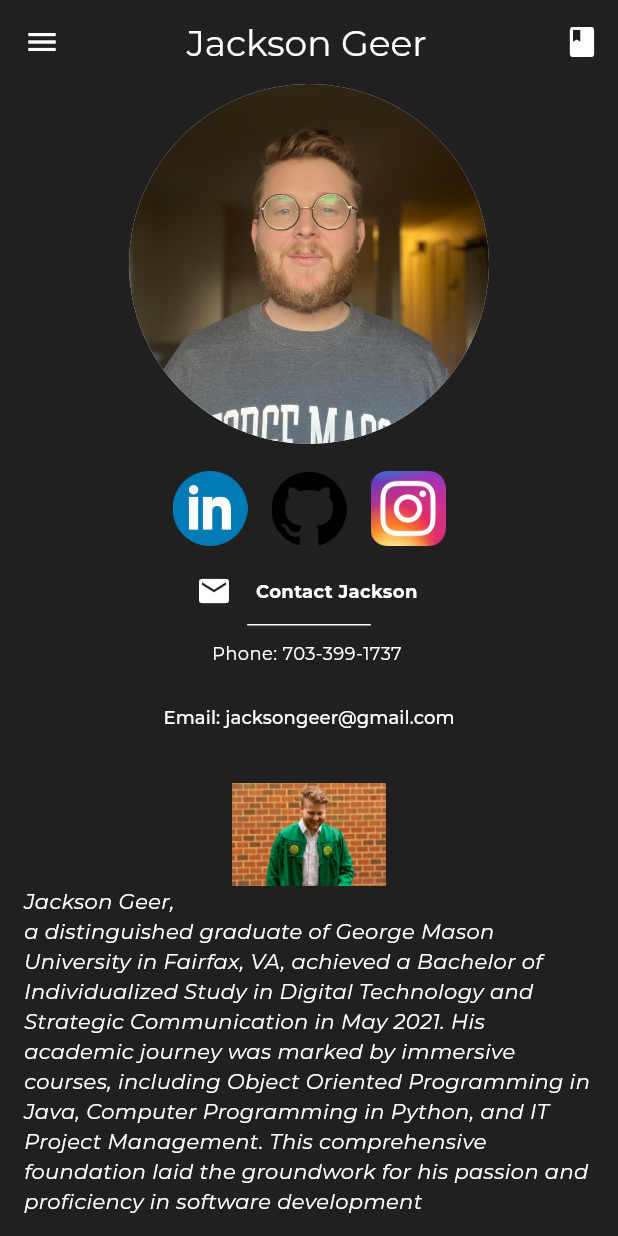
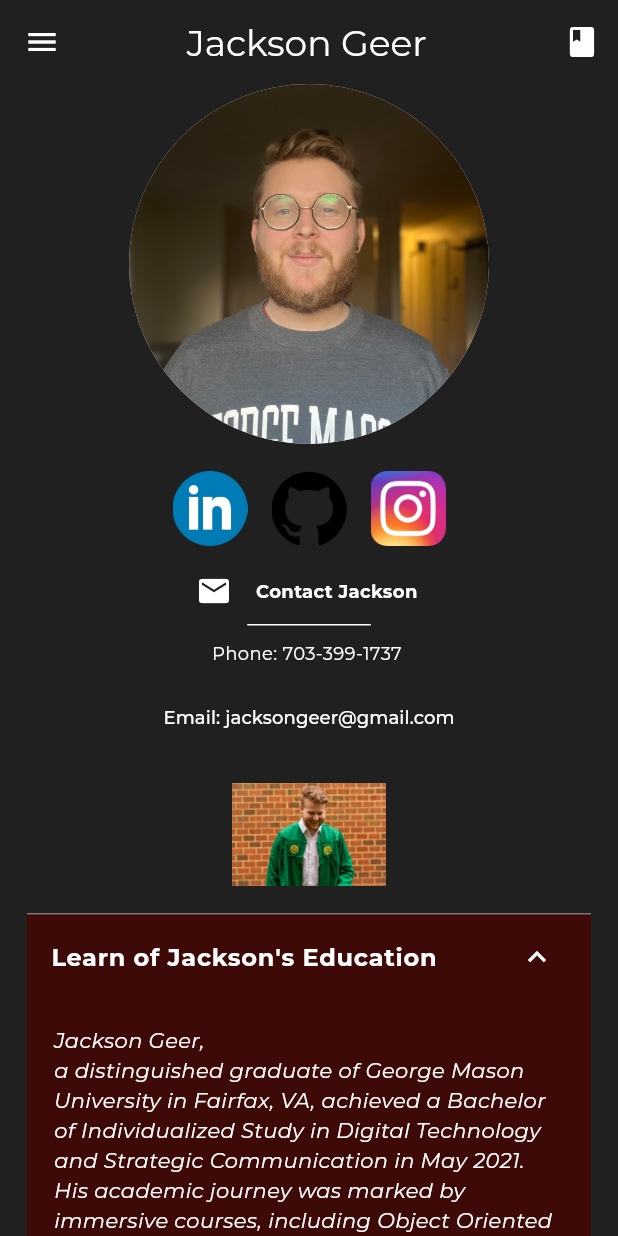
Before and after one commit to skeptickal/jackson-website, a Flutter app: the screen it shows after launch, on a phone screen of 412 x 824 dp. Run offline on Flutter 3.47's test engine with Material 3 defaults, Android fonts, the phone set to English and light mode, and no system bars; our stand-ins replace flutter_bloc, go_router, google_fonts; missing offline and left inert: dart:html.

Commit message:
made changes to hopefully make mobile friendly

```diff
--- a/lib/constants/constants.dart
+++ b/lib/constants/constants.dart
@@ -46,7 +46,7 @@ Previously, Jackson served as a Leadership Development Specialist at ICOC in Vie
 
 SelectableText workTitle = SelectableText(
   'Learn of Jackson\'s work history',
-  style: googleFontStyle.copyWith(fontStyle: FontStyle.italic),
+  style: googleFontStyle.copyWith(fontWeight: FontWeight.bold),
 );
 
 //Multiple Use Generic Functions
--- a/lib/pages/home_page_widgets/grad_and_work.dart
+++ b/lib/pages/home_page_widgets/grad_and_work.dart
@@ -8,13 +8,6 @@ class GradAndWork extends StatelessWidget {
 
   @override
   Widget build(BuildContext context) {
-    final screenWidth = MediaQuery.of(context).size.width;
-
-    final double horizontalPadding = screenWidth < 600
-        ? 16.0 // Mobile
-        : screenWidth < 1200
-            ? 320.0 // Tablet
-            : 800.0;
     List<Widget> gradInfo = [
       SizedBox(
         width: MediaQuery.of(context).size.width * .25,
@@ -39,8 +32,22 @@ class GradAndWork extends StatelessWidget {
         ),
       ),
       Padding(
-        padding: EdgeInsets.symmetric(horizontal: horizontalPadding),
-        child: educationSummary,
+        padding: const EdgeInsets.all(18.0),
+        child: ExpansionTile(
+          childrenPadding: const EdgeInsets.all(18.0),
+          initiallyExpanded: true,
+          collapsedBackgroundColor: burgundy,
+          backgroundColor: burgundy,
+          title: Text(
+            'Learn of Jackson\'s Education',
+            style: googleFontStyle.copyWith(fontWeight: FontWeight.bold),
+          ),
+          collapsedIconColor: white,
+          iconColor: white,
+          children: [
+            educationSummary,
+          ],
+        ),
       ),
     ];
     List<Widget> workInfo = [
@@ -60,26 +67,27 @@ class GradAndWork extends StatelessWidget {
         ),
         child: SizedBox(
           width: MediaQuery.of(context).size.width * .25,
-          height: MediaQuery.of(context).size.width * .25,
+          height: MediaQuery.of(context).size.height * .25,
           child: const Image(
             image: AssetImage(Images.work),
             fit: BoxFit.cover,
           ),
         ),
       ),
+      seperation,
+      seperation,
       Padding(
-        padding: EdgeInsets.symmetric(horizontal: horizontalPadding),
+        padding: const EdgeInsets.all(18.0),
         child: ExpansionTile(
-          collapsedBackgroundColor: bgColor,
+          childrenPadding: const EdgeInsets.all(18.0),
+          initiallyExpanded: true,
+          collapsedBackgroundColor: burgundy,
           backgroundColor: burgundy,
           title: workTitle,
           collapsedIconColor: white,
           iconColor: white,
           children: [
-            Padding(
-              padding: EdgeInsets.symmetric(horizontal: horizontalPadding),
-              child: workSummary,
-            ),
+            workSummary,
           ],
         ),
       ),
```
